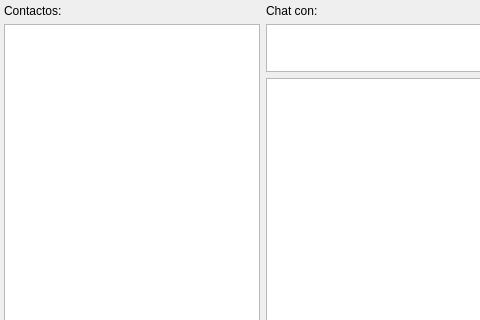
Qt form client/messagesapp.ui (okRoni/p1-lenguajes-qtmessages) before a commit; both pictures show x 0 to 480 and y 0 to 320 of the 800 by 600 pixel window.
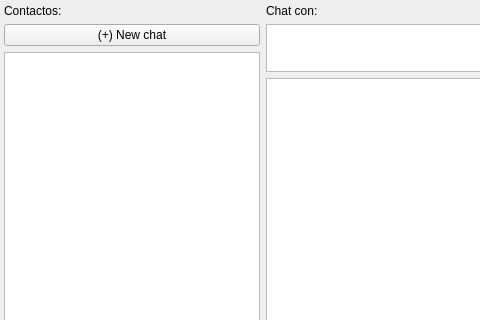
The same form after that commit. Icons and pictures are not drawn.

```diff
--- a/client/messagesapp.ui
+++ b/client/messagesapp.ui
@@ -58,7 +58,14 @@
        </widget>
       </item>
       <item>
-       <widget class="QListWidget" name="listWidget">
+       <widget class="QPushButton" name="newChatButton">
+        <property name="text">
+         <string>(+) New chat</string>
+        </property>
+       </widget>
+      </item>
+      <item>
+       <widget class="QListWidget" name="contactsList">
         <property name="sizePolicy">
          <sizepolicy hsizetype="Maximum" vsizetype="Expanding">
           <horstretch>0</horstretch>
```
Left out of the diff: 15 changed lines with no effect on the pictures.
